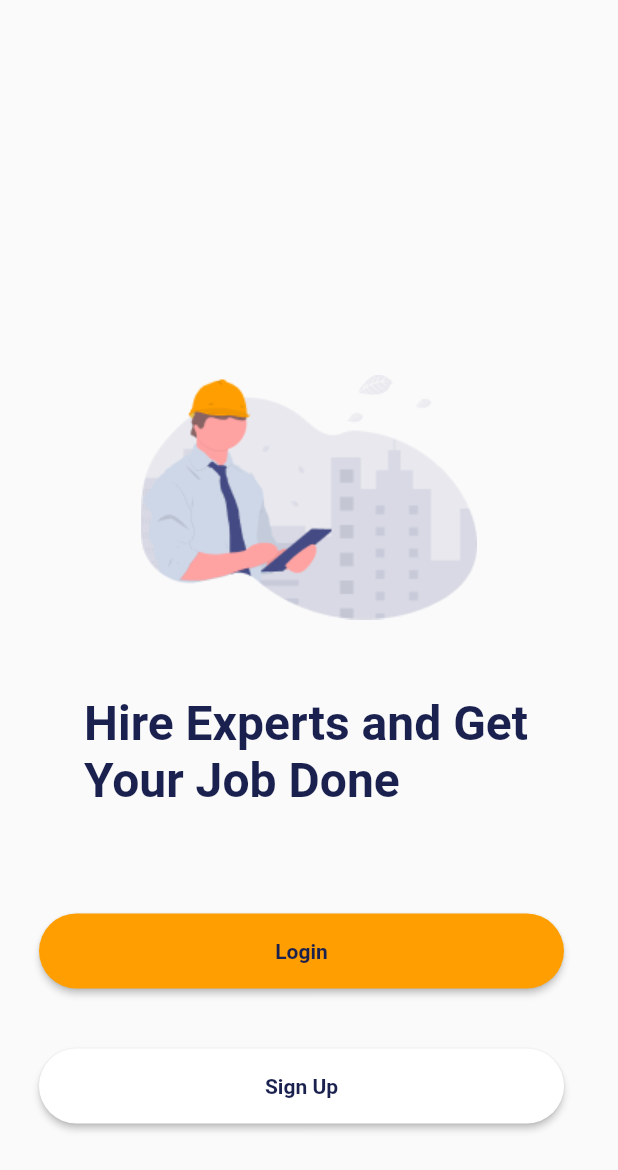
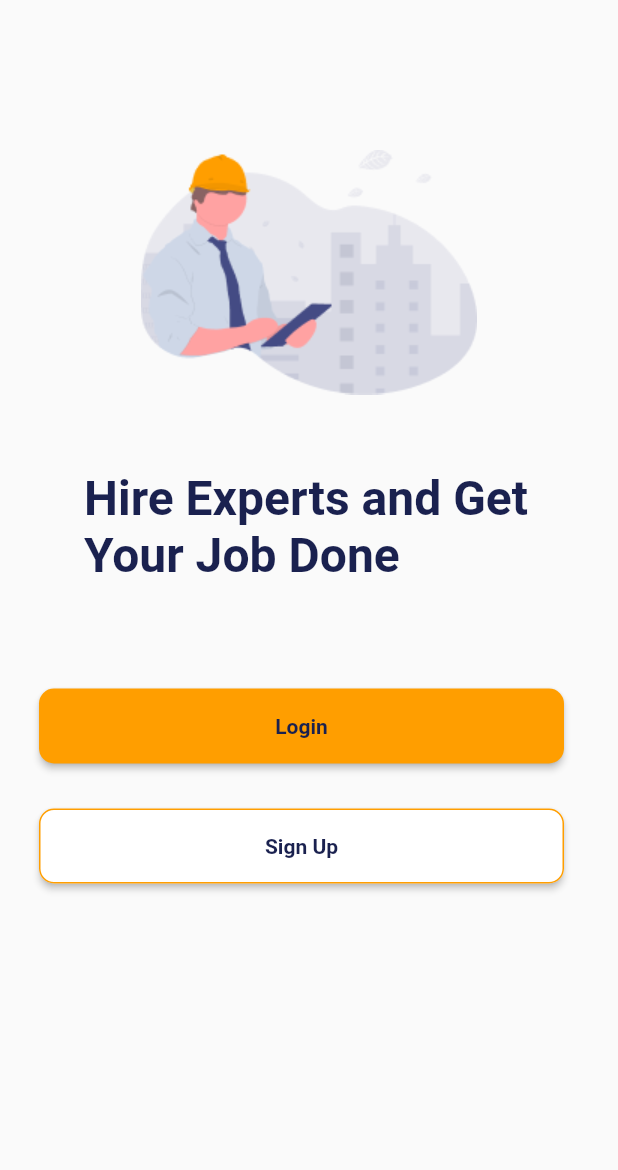
Before and after one commit to ozil247/Cudo-Mobile-App, a Flutter app: the Onboarding screen opened directly, on a phone screen of 412 x 824 dp. Shown: the top 1170 px of the screen. Run offline on Flutter 3.47's test engine with Material 2 defaults, Android fonts, the phone set to English and light mode, and no system bars; our stand-ins replace flutter_html, get.

Commit message:
New features added on cudo app

```diff
--- a/lib/onboarding.dart
+++ b/lib/onboarding.dart
@@ -22,7 +22,7 @@ class _OnboardingState extends State<Onboarding> {
           child: Column(
         children: [
           SizedBox(
-            height: 250,
+            height: 100,
           ),
           Center(child: Image(image: AssetImage('assets/onb.png'))),
           SizedBox(
@@ -68,7 +68,7 @@ class _OnboardingState extends State<Onboarding> {
                       AppColors.yellowColor, //change background color of button
                   // onPrimary: Colors.yellow, //change text color of button
                   shape: RoundedRectangleBorder(
-                    borderRadius: BorderRadius.circular(30),
+                    borderRadius: BorderRadius.circular(10),
                   ),
                 ),
               ),
@@ -76,7 +76,7 @@ class _OnboardingState extends State<Onboarding> {
           ),
           // ignore: prefer_const_constructors
           SizedBox(
-            height: 20,
+            height: 10,
           ),
           Container(
             margin: EdgeInsets.only(top: 20, left: 10, right: 20),
@@ -106,11 +106,15 @@ class _OnboardingState extends State<Onboarding> {
                   primary: Colors.white, //change background color of button
                   // onPrimary: Colors.yellow, //change text color of button
                   shape: RoundedRectangleBorder(
-                    borderRadius: BorderRadius.circular(30),
+                    borderRadius: BorderRadius.circular(10),
+                    side: BorderSide(color: AppColors.yellowColor),
                   ),
                 ),
               ),
             ),
+          ),
+          SizedBox(
+            height: 20,
           ),
         ],
       )),
```
